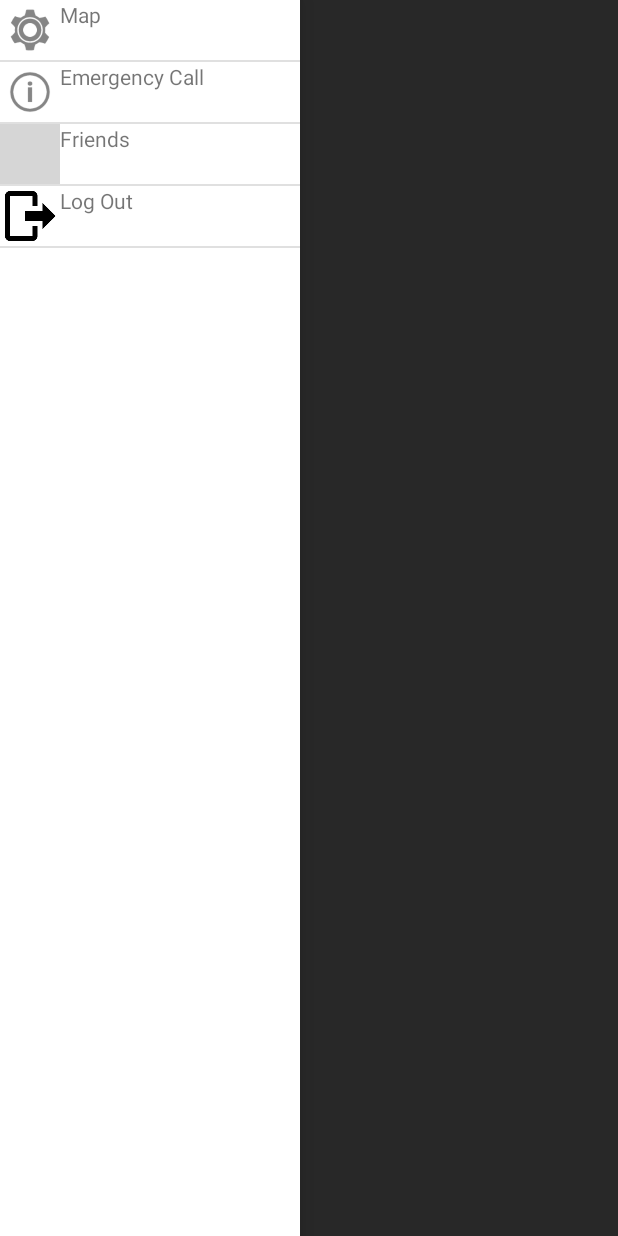
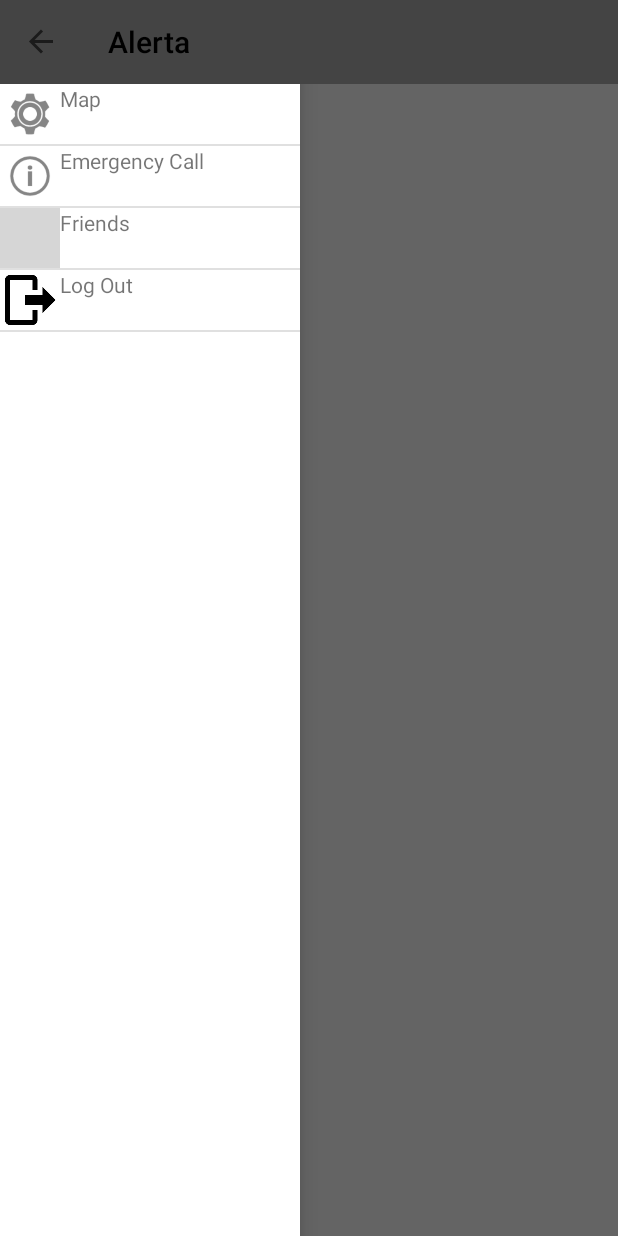
Before and after one commit to friendsies/Alerta, an Android app: the screen it shows after launch (MainActivity), with the side drawer open, on a phone screen of 412 x 824 dp. Run offline under Robolectric (Android 15) with nearby library versions, the phone set to English and light mode, and no system bars; our stand-ins replace ButterKnife; libraries missing offline, so code that uses them is left out: com.parse; 6 statements that could not run were skipped; grey boxes are pictures that could not be loaded.

Commit message:
fixed the action bar, made it normal size instead of full screen

```diff
--- a/app/src/main/java/me/paxana/alerta/LoginActivity.java
+++ b/app/src/main/java/me/paxana/alerta/LoginActivity.java
@@ -22,7 +22,7 @@
     import butterknife.OnClick;
 
     public class LoginActivity extends AppCompatActivity {
-        private android.support.v7.widget.Toolbar mToolBar;
+        @Bind(R.id.toolbar) android.support.v7.widget.Toolbar mToolbar;
         @Bind(R.id.usernameField) EditText mUsername;
         @Bind(R.id.passwordField) EditText mPassword;
         @Bind(R.id.loginButton) Button mLoginButton;
@@ -35,8 +35,8 @@
             ButterKnife.bind(this);
 
             //create the toolbar
-            mToolBar = (android.support.v7.widget.Toolbar) findViewById(R.id.toolbar);
-            setSupportActionBar(mToolBar);
+            mToolbar = (android.support.v7.widget.Toolbar) findViewById(R.id.toolbar);
+            setSupportActionBar(mToolbar);
             assert getSupportActionBar() != null;
             getSupportActionBar().setDisplayHomeAsUpEnabled(true);
 
--- a/app/src/main/java/me/paxana/alerta/MainActivity.java
+++ b/app/src/main/java/me/paxana/alerta/MainActivity.java
@@ -1,6 +1,7 @@
 package me.paxana.alerta;
 
 import android.app.Activity;
+import android.graphics.Color;
 import android.support.v4.app.FragmentActivity;
 import android.support.v4.app.FragmentTransaction;
 import android.support.v4.app.FragmentManager;
@@ -71,6 +72,8 @@ public class MainActivity extends AppCompatActivity {
         //display icon to open/close slider
         mToolbar = (Toolbar) findViewById(R.id.toolbar);
         setSupportActionBar(mToolbar);
+        mToolbar.setBackgroundColor(Color.DKGRAY);
+        mToolbar.setTitleTextColor(Color.BLACK);
         assert getSupportActionBar() != null;
         getSupportActionBar().setDisplayHomeAsUpEnabled(true);
 
@@ -119,10 +122,21 @@ public class MainActivity extends AppCompatActivity {
 
     private void navigateToLogin() {
         Intent intent = new Intent(this, LoginActivity.class);
+        //these flags remove the mainactivity from the history, so you can't back your way into mainactivity from the login screen
         intent.addFlags(Intent.FLAG_ACTIVITY_NEW_TASK);
         intent.addFlags(Intent.FLAG_ACTIVITY_CLEAR_TASK);
         startActivity(intent);
     }
+
+    @Override
+    public boolean onOptionsItemSelected(MenuItem item) {
+
+        if(actionBarDrawerToggle.onOptionsItemSelected(item)) {
+            return true;
+        }
+        return super.onOptionsItemSelected(item);
+    }
+
 
     @Override
     protected void onPostCreate(Bundle savedInstanceState) {
--- a/app/src/main/res/layout/activity_main.xml
+++ b/app/src/main/res/layout/activity_main.xml
@@ -1,22 +1,18 @@
 <?xml version="1.0" encoding="utf-8"?>
+<FrameLayout xmlns:android="http://schemas.android.com/apk/res/android"
+             android:layout_width="match_parent"
+             android:layout_height="match_parent">
+
 <android.support.v4.widget.DrawerLayout
 
     xmlns:android="http://schemas.android.com/apk/res/android"
     xmlns:tools="http://schemas.android.com/tools"
     xmlns:app="http://schemas.android.com/apk/res-auto"
-              android:orientation="horizontal"
+    android:orientation="vertical"
     android:layout_width="match_parent"
     android:layout_height="match_parent"
     android:id="@+id/drawer_layout"
     tools:context="me.paxana.alerta.MainActivity">
-
-    <android.support.v7.widget.Toolbar
-        android:id="@+id/toolbar"
-        android:layout_width="match_parent"
-        android:layout_height="8dp"
-        android:minHeight="?attr/actionBarSize"
-        android:layout_alignParentTop="true"
-        app:popupTheme="@style/ThemeOverlay.AppCompat.Light"/>
 
     <RelativeLayout
         android:layout_width="match_parent"
@@ -32,5 +28,13 @@
         android:id="@+id/lv_sliding_menu"
         android:background="#FFFFFF"
         android:choiceMode="singleChoice"
-        android:layout_gravity="start" />
+        android:layout_gravity="start"
+        android:paddingTop="?attr/actionBarSize"/>
 </android.support.v4.widget.DrawerLayout>
+
+    <android.support.v7.widget.Toolbar
+        android:id="@+id/toolbar"
+        android:layout_width="match_parent"
+        android:layout_height="?attr/actionBarSize"
+        android:minHeight="?attr/actionBarSize"/>
+    </FrameLayout>
--- a/app/src/main/res/layout/fragment2.xml
+++ b/app/src/main/res/layout/fragment2.xml
@@ -2,7 +2,8 @@
 <LinearLayout xmlns:android="http://schemas.android.com/apk/res/android"
               android:orientation="vertical"
               android:layout_width="match_parent"
-              android:layout_height="match_parent">
+              android:layout_height="match_parent"
+              android:background="@android:color/white">
 
 
     <TextView
```
Also changed, not shown: app/src/main/java/me/paxana/alerta/SignupActivity.java (+9 -3 lines), app/src/main/res/layout/activity_login.xml (+0 -8 lines), app/src/main/res/layout/activity_signup.xml (+0 -8 lines), app/src/main/res/layout/tool_bar.xml (added, +8 -0 lines), app/src/main/res/values/styles.xml (+10 -0 lines). Lines whose indentation alone changed are shown as unchanged.
